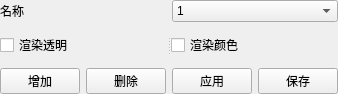
Old version of the form Tools/INimage3D/addvaluesbase.ui in the repository zyq1569/HealthApp.
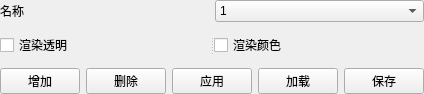
New version of the form.

Commit message: fine-tune

What changed in the file:
```diff
--- a/Tools/INimage3D/addvaluesbase.ui
+++ b/Tools/INimage3D/addvaluesbase.ui
@@ -6,7 +6,7 @@
    <rect>
     <x>0</x>
     <y>0</y>
-    <width>338</width>
+    <width>312</width>
     <height>94</height>
    </rect>
   </property>
@@ -111,6 +111,13 @@
        </property>
       </widget>
      </item>
+     <item>
+      <widget class="QPushButton" name="m_loadFilesPB">
+       <property name="text">
+        <string>加载</string>
+       </property>
+      </widget>
+     </item>
      <item>
       <widget class="QPushButton" name="m_saveColorPB">
        <property name="text">
```
